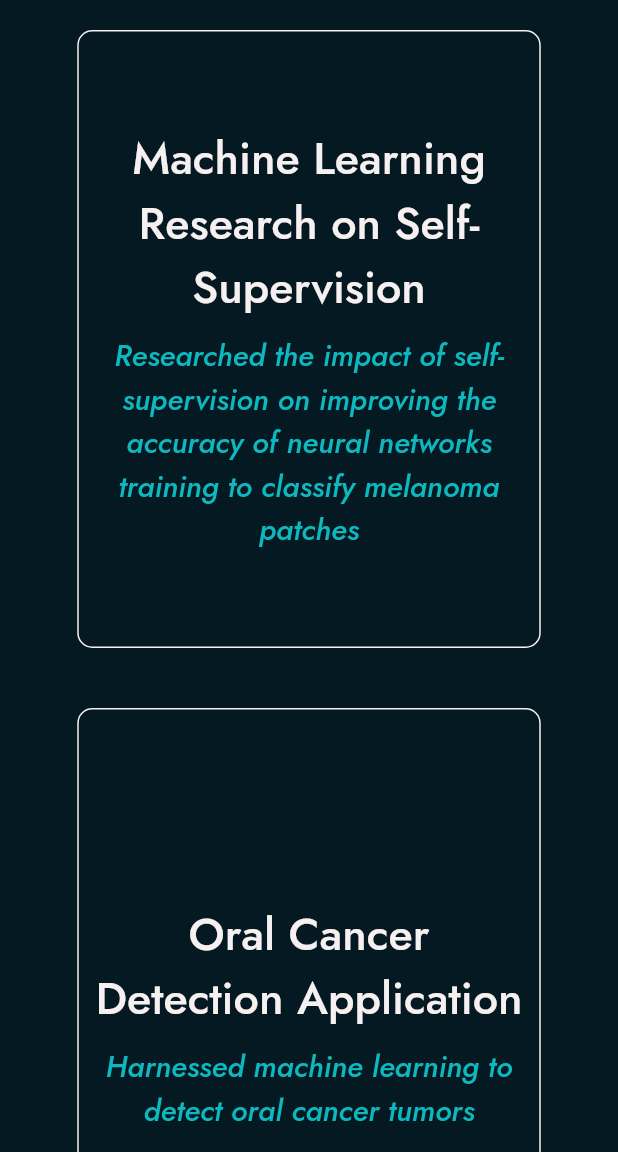
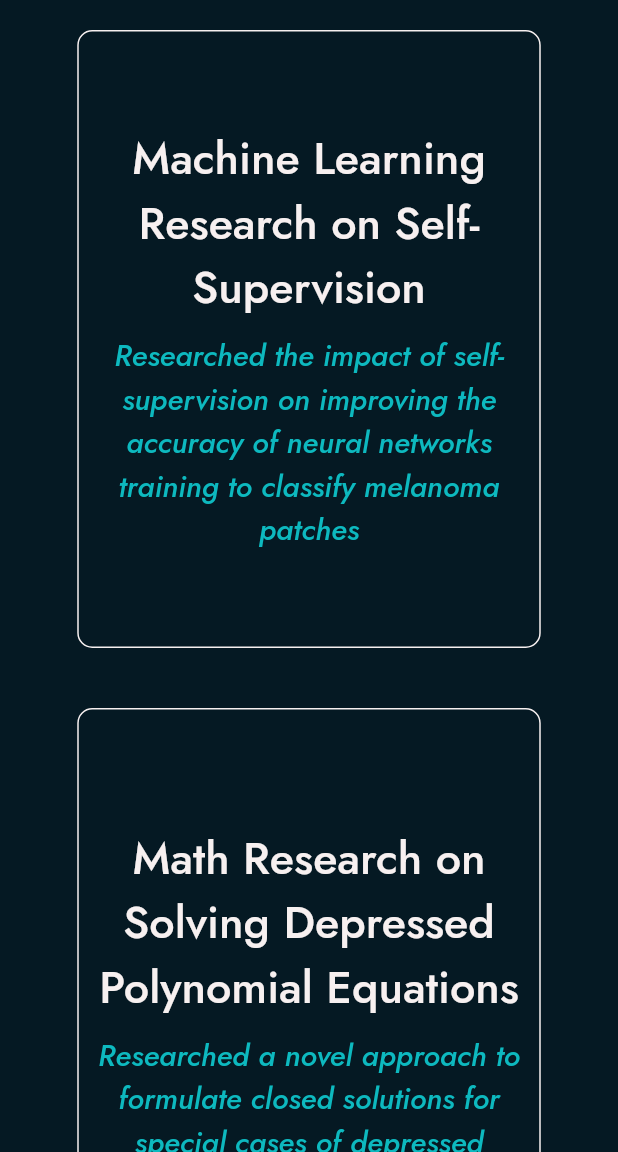
Before and after one commit to vsmart-06/vsmart-06.github.io, a Flutter app: the Projects screen opened by its route, on a phone screen of 412 x 824 dp, the part 84-1236 px from its top. Run offline on Flutter 3.47's test engine with Material 3 defaults, Android fonts, the phone set to English and light mode, and no system bars; our stand-ins replace animated_text_kit, google_fonts; missing offline and left inert: dart:html; network calls fail.

Commit message:
Added math research

```diff
--- a/lib/main.dart
+++ b/lib/main.dart
@@ -18,10 +18,8 @@ void main() {
             text:
                 """Collaborating with a PhD candidate from Cornell University, I wrote a research paper that explored the intersection between machine learning and healthcare. I looked into the impact of self-supervision as a pre-training algorithm on the efficacy of neural networks training to classify melanoma patches. With melanoma being one of the most common forms of cancer in India, my research could help provide inroads into solving a huge problem in my country.
 
-Data and algorithm:
 The data for this experiment was collected from a publicly available dataset on Kaggle with over 10,000 images. I performed primary data collection as I looked into 3 separate self-supervision algorithms: rotation prediction, missing patch removal, and corruption removal. I then prepared models using state-of-the-art architectures such as Residual Neural Networks, and trained the models on the collected data. These models employed an encoder + decoder architecture and were created using Python and the TensorFlow package. The models were then tested on separate images, and the data collected confirmed our hypothesis on the potential for improvement with self-supervision.
 
-Outcome:
 With this data, I wrote a research paper that outlined the results obtained, and especially its impact in the healthcare sector. With high levels of accuracy required in this field, to ensure the best diagnosis possible, any improvements in the performance will be important. I then presented the research paper at the International Conference on Engineering and Advancements in Technology, and published the paper in the International Journal of Science and Innovative Engineering and Technology.""",
             link: "https://arxiv.org/abs/2407.14628v1",
             dates: "March 2023 - August 2023",
@@ -39,15 +37,13 @@ With this data, I wrote a research paper that outlined the results obtained, and
             text:
                 """Working under the guidance of Professor Prasad Sudhakar from IISc Bangalore, I created an application that aimed to diagnose oral cancer from images provided as input. Oral cancer is another extremely common form of cancer in India so the implications of this project were many.
 
-Data and algorithm:
 This project helped me acquaint myself with several machine learning frameworks such as Residual Neural Networks and Visual Transformers. This project also intertwined itself with my research work, as I made use of the self-supervision that I had come to admire through my research into the subject. A dataset on Kaggle gave us access to 130 images of oral cancer - not enough to train a model on. Due to the lack of sufficient data, I developed an algorithm that would fragment each image into several smaller patches which would be assigned a label. This algorithm was thus able to expand our dataset of just 131 images to one with over 2000. These patches were then used to train the model which would be able to detect the presence of oral cancer from the images.
 
-Outcome:
 The trained model returned an accuracy of around 80% on images that it had never seen before, which is a good indication of its usefulness, but not nearly good enough to be applied in a real world scenario. However, the experience obtained was useful to pioneer other such future projects.""",
             link: "https://tinyurl.com/oral-cancer-app-presentation",
             dates: "October 2022 - July 2023",
             images: [
-              "https://i.imgur.com/cFftJ5A.jpeg",
+              "https://i.imgur.com/MXuHsjm.jpeg",
               "https://i.imgur.com/j8Ig0ji.png"
             ],
           ),
@@ -62,6 +58,25 @@ The trained model returned an accuracy of around 80% on images that it had never
               "https://i.imgur.com/GvKmMEy.jpeg"
             ],
           ),
+      "/solving-depressed-polynomials": (context) => ProjectPage(
+            title: "Math Research on Solving Depressed Polynomial Equations",
+            text:
+                """Although the Abel - Ruffini theorem dictates that polynomial equations of degree 5 or higher cannot be solved in general, I sought to explore a novel approach to achieve this impossible dream. I wrote a research paper that extrapolated ideas taken from the solution for cubic equations to special cases of depressed polynomial equations in general. Given that this was a largely unexplored niche, the prospect of furthering the boundaries of mathematics with groundbreaking research was extremely exciting.
+
+Using Cardano's method for solving depressed cubic equations, I obtained solutions for restricted forms of depressed polynomial equations of degrees 5, 6, 7, and 8. Using the patterns observed in the solutions for these equations, I obtained a generalized solution for a depressed polynomial equation of an arbitrary degree. Following this, I deduced the patterns in the restrictions on the coefficients in the polynomial, thereby providing the complete solution for the problem. Furthermore, the solution obtained provided all the roots of the equations, thus increasing the robustness of the result.
+
+The solutions obtained for the depressed polynomial equation of an arbitrary degree conformed to the results observed with the depressed equations of lower degrees, giving some level of confidence regarding the validity of the results. However, a rigorous proof for the problem was not obtained, and future research into this field can seek to prove the observed patterns.
+""",
+            link: "https://tinyurl.com/solving-depressed-polynomials",
+            dates: "February 2023 - January 2024",
+            images: [
+              "https://i.imgur.com/mZNtiXS.png",
+              "https://i.imgur.com/Bsd22nL.png",
+              "https://i.imgur.com/j1ujOJ1.png",
+              "https://i.imgur.com/apzs1vj.png"
+            ],
+            fitWidth: false,
+          )
     },
     theme: ThemeData(useMaterial3: false),
   ));
--- a/lib/pages/home_page.dart
+++ b/lib/pages/home_page.dart
@@ -50,7 +50,7 @@ class _HomeState extends State<Home> {
     if (MediaQuery.of(context).orientation == Orientation.landscape) {
       return Scaffold(
           body: Container(
-        height: double.infinity,
+        height: MediaQuery.of(context).size.height,
         color: theme[5],
         child: SingleChildScrollView(
           child: Column(children: [
--- a/lib/pages/projects_page.dart
+++ b/lib/pages/projects_page.dart
@@ -30,18 +30,31 @@ class _ProjectsState extends State<Projects> {
         child: Container(
           height: MediaQuery.of(context).size.height,
           color: theme[5],
+          child: SingleChildScrollView(
             child: Column(
                 mainAxisAlignment: MainAxisAlignment.spaceBetween,
                 children: [
                   Header(),
+                  Padding(
+                    padding: const EdgeInsets.all(20.0),
+                    child: Column(
+                      children: [
                         Row(
                           mainAxisAlignment: MainAxisAlignment.center,
                           children: [
                             Project(
-                      name: "Machine Learning Research on Self-Supervision",
+                              name:
+                                  "Machine Learning Research on Self-Supervision",
                               subtitle:
                                   "Researched the impact of self-supervision on improving the accuracy of neural networks training to classify melanoma patches",
                               navPath: "/melanoma-classification",
+                            ),
+                            Project(
+                              name:
+                                  "Math Research on Solving Depressed Polynomial Equations",
+                              subtitle:
+                                  "Researched a novel approach to formulate closed solutions for special cases of depressed polynomial equations",
+                              navPath: "/solving-depressed-polynomials",
                             ),
                             Project(
                               name: "Oral Cancer Detection Application",
@@ -49,6 +62,11 @@ class _ProjectsState extends State<Projects> {
                                   "Harnessed machine learning to detect oral cancer tumors",
                               navPath: "/oral-cancer-detection",
                             ),
+                          ],
+                        ),
+                        Row(
+                          mainAxisAlignment: MainAxisAlignment.center,
+                          children: [
                             Project(
                               name: "Minesweeper Bot",
                               subtitle:
@@ -57,8 +75,12 @@ class _ProjectsState extends State<Projects> {
                             )
                           ],
                         ),
+                      ],
+                    ),
+                  ),
                   Footer()
                 ]),
+          ),
         ),
       ));
     } else {
@@ -79,6 +101,13 @@ class _ProjectsState extends State<Projects> {
                     navPath: "/melanoma-classification",
                   ),
                   Project(
+                    name:
+                        "Math Research on Solving Depressed Polynomial Equations",
+                    subtitle:
+                        "Researched a novel approach to formulate closed solutions for special cases of depressed polynomial equations",
+                    navPath: "/solving-depressed-polynomials",
+                  ),
+                  Project(
                     name: "Oral Cancer Detection Application",
                     subtitle:
                         "Harnessed machine learning to detect oral cancer tumors",
```
Also changed, not shown: lib/widgets/project_template.dart (+5 -3 lines). Lines whose indentation alone changed are shown as unchanged.
